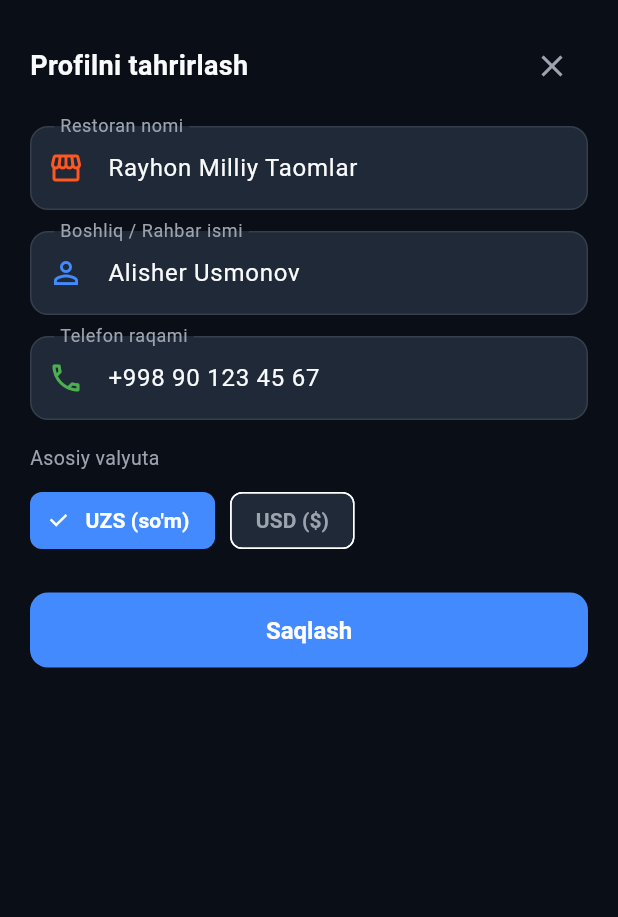
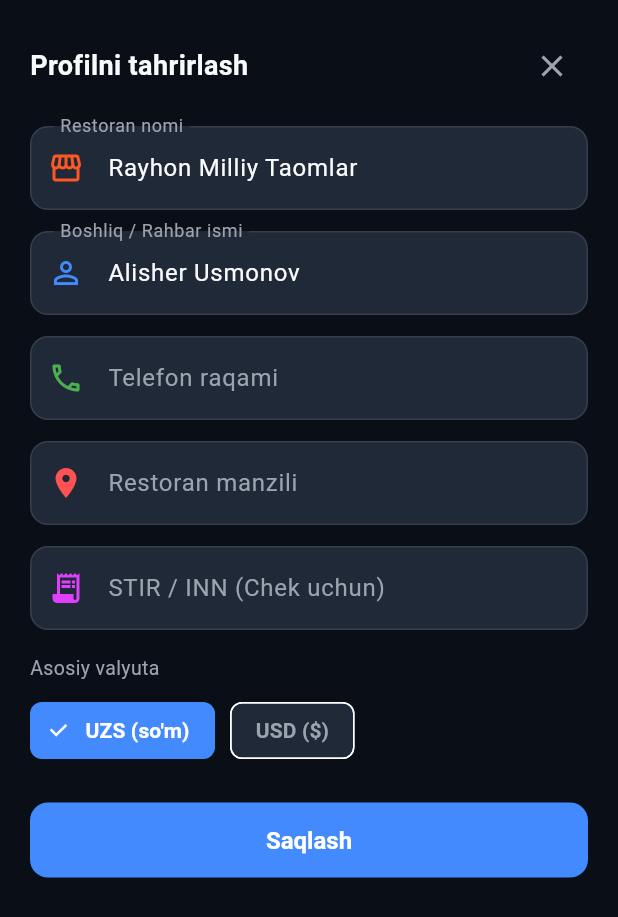
Before and after one commit to asror-vip/cheff-private, a Flutter app: the ProfileEditSheet widget shown alone on an empty page, opened directly, on a phone screen of 412 x 824 dp. Shown: the top 917 px of the screen. Run offline on Flutter 3.47's test engine with Material 3 defaults, Android fonts, the phone set to English and light mode, and no system bars; our stand-ins replace badges, easy_localization, file_picker, flutter_dotenv, image_picker, qr_flutter and 5 more; missing offline and left inert: blue_thermal_printer, esc_pos_utils_plus, excel; accounts and stored records are empty; project files that could hold a hidden picture were left out.

Commit message:
Enhance Profile Settings with Address, Phone, INN, and DB Sync

```diff
--- /dev/null
+++ b/fix_profile.dart
@@ -0,0 +1,28 @@
+import 'dart:io';
+
+void main() {
+  final file = File('lib/core/session/session_manager.dart');
+  var content = file.readAsStringSync();
+
+  content = content.replaceAll(
+    'void updateBossProfile({\n    String? name,\n    String? restaurantName,\n    String? restaurantId,\n  }) {\n    _bossProfile = BossProfile(',
+    'void updateBossProfile({\n    String? name,\n    String? restaurantName,\n    String? restaurantId,\n    String? address,\n    String? phone,\n    String? inn,\n  }) {\n    _bossProfile = BossProfile(\n      address: address ?? _bossProfile.address,\n      phone: phone ?? _bossProfile.phone,\n      inn: inn ?? _bossProfile.inn,'
+  );
+
+  content = content.replaceAll(
+    'await prefs.setString(\\'chefcontrol_rest_name\\', _bossProfile.restaurantName);\n      await prefs.setString(\\'chefcontrol_rest_id\\', _bossProfile.restaurantId);',
+    'await prefs.setString(\\'chefcontrol_rest_name\\', _bossProfile.restaurantName);\n      await prefs.setString(\\'chefcontrol_rest_id\\', _bossProfile.restaurantId);\n      await prefs.setString(\\'chefcontrol_rest_address\\', _bossProfile.address);\n      await prefs.setString(\\'chefcontrol_rest_phone\\', _bossProfile.phone);\n      await prefs.setString(\\'chefcontrol_rest_inn\\', _bossProfile.inn);'
+  );
+
+  content = content.replaceAll(
+    'restaurantName: savedRestName ?? \\'Milliy Taomlar\\',\n        restaurantId: savedRestId ?? SupabaseService.currentRestaurantId,\n      );',
+    'restaurantName: savedRestName ?? \\'Milliy Taomlar\\',\n        restaurantId: savedRestId ?? SupabaseService.currentRestaurantId,\n        address: prefs.getString(\\'chefcontrol_rest_address\\') ?? \\'\\',\n        phone: prefs.getString(\\'chefcontrol_rest_phone\\') ?? \\'\\',\n        inn: prefs.getString(\\'chefcontrol_rest_inn\\') ?? \\'\\',\n      );'
+  );
+
+  content = content.replaceAll(
+    'client.from(\\'restaurants\\').upsert({\n        \\'id\\': _bossProfile.restaurantId,\n        \\'name\\': _bossProfile.restaurantName,\n      })',
+    'client.from(\\'restaurants\\').upsert({\n        \\'id\\': _bossProfile.restaurantId,\n        \\'name\\': _bossProfile.restaurantName,\n        \\'address\\': _bossProfile.address,\n        \\'phone\\': _bossProfile.phone,\n        \\'inn\\': _bossProfile.inn,\n      })'
+  );
+
+  file.writeAsStringSync(content);
+}
--- a/lib/core/session/session_manager.dart
+++ b/lib/core/session/session_manager.dart
@@ -74,6 +74,9 @@ class BossProfile {
   final String roleTitle;
   final String restaurantName;
   final String restaurantId;
+  final String address;
+  final String phone;
+  final String inn;
 
   const BossProfile({
     required this.id,
@@ -81,6 +84,9 @@ class BossProfile {
     required this.roleTitle,
     required this.restaurantName,
     required this.restaurantId,
+    this.address = '',
+    this.phone = '',
+    this.inn = '',
   });
 }
 
@@ -180,6 +186,10 @@ class SessionManager extends ChangeNotifier {
       final bossName = prefs.getString('chefcontrol_boss_name');
       final restName = prefs.getString('chefcontrol_rest_name');
       final restId = prefs.getString('chefcontrol_rest_id');
+      final restAddress = prefs.getString('chefcontrol_rest_address');
+      final restPhone = prefs.getString('chefcontrol_rest_phone');
+      final restInn = prefs.getString('chefcontrol_rest_inn');
+
       if (bossName != null || restName != null || restId != null) {
         _bossProfile = BossProfile(
           id: _bossProfile.id,
@@ -187,6 +197,9 @@ class SessionManager extends ChangeNotifier {
           roleTitle: _bossProfile.roleTitle,
           restaurantName: restName ?? _bossProfile.restaurantName,
           restaurantId: restId ?? _bossProfile.restaurantId,
+          address: restAddress ?? _bossProfile.address,
+          phone: restPhone ?? _bossProfile.phone,
+          inn: restInn ?? _bossProfile.inn,
         );
       }
       final isLoggedInPref = prefs.getBool('chefcontrol_is_logged_in');
@@ -215,6 +228,9 @@ class SessionManager extends ChangeNotifier {
       await prefs.setString('chefcontrol_boss_name', _bossProfile.name);
       await prefs.setString('chefcontrol_rest_name', _bossProfile.restaurantName);
       await prefs.setString('chefcontrol_rest_id', _bossProfile.restaurantId);
+      await prefs.setString('chefcontrol_rest_address', _bossProfile.address);
+      await prefs.setString('chefcontrol_rest_phone', _bossProfile.phone);
+      await prefs.setString('chefcontrol_rest_inn', _bossProfile.inn);
     } catch (e) {
       debugPrint('Error saving boss: $e');
     }
@@ -241,6 +257,9 @@ class SessionManager extends ChangeNotifier {
       final client = Supabase.instance.client;
       client.from('restaurants').update({
         'name': _bossProfile.restaurantName,
+        'address': _bossProfile.address,
+        'phone': _bossProfile.phone,
+        'inn': _bossProfile.inn,
       }).eq('id', _bossProfile.restaurantId).catchError((e) {
         debugPrint('Supabase restaurant sync error: $e');
       });
@@ -357,6 +376,9 @@ class SessionManager extends ChangeNotifier {
     String? name,
     String? restaurantName,
     String? restaurantId,
+    String? address,
+    String? phone,
+    String? inn,
   }) {
     _bossProfile = BossProfile(
       id: _bossProfile.id,
@@ -364,6 +386,9 @@ class SessionManager extends ChangeNotifier {
       roleTitle: _bossProfile.roleTitle,
       restaurantName: restaurantName ?? _bossProfile.restaurantName,
       restaurantId: restaurantId ?? _bossProfile.restaurantId,
+      address: address ?? _bossProfile.address,
+      phone: phone ?? _bossProfile.phone,
+      inn: inn ?? _bossProfile.inn,
     );
     _saveBoss();
     _syncRestaurantToSupabase();
--- a/lib/features/settings/presentation/providers/settings_provider.dart
+++ b/lib/features/settings/presentation/providers/settings_provider.dart
@@ -95,6 +95,9 @@ class SettingsProvider with ChangeNotifier {
   bool updateProfile({
     required String name,
     required String restaurantName,
+    required String address,
+    required String phone,
+    required String inn,
   }) {
     final cleanName = name.trim();
     final cleanRestName = restaurantName.trim();
@@ -106,6 +109,9 @@ class SettingsProvider with ChangeNotifier {
     SessionManager().updateBossProfile(
       name: cleanName,
       restaurantName: cleanRestName,
+      address: address.trim(),
+      phone: phone.trim(),
+      inn: inn.trim(),
     );
 
     AuditService().logAction(
--- a/lib/features/settings/presentation/widgets/profile_edit_sheet.dart
+++ b/lib/features/settings/presentation/widgets/profile_edit_sheet.dart
@@ -28,6 +28,8 @@ class _ProfileEditSheetState extends State<ProfileEditSheet> {
   late final TextEditingController _nameController;
   late final TextEditingController _restNameController;
   late final TextEditingController _phoneController;
+  late final TextEditingController _addressController;
+  late final TextEditingController _innController;
   String _selectedCurrency = 'UZS';
 
   @override
@@ -36,7 +38,9 @@ class _ProfileEditSheetState extends State<ProfileEditSheet> {
     final boss = SessionManager().bossProfile;
     _nameController = TextEditingController(text: boss.name);
     _restNameController = TextEditingController(text: boss.restaurantName);
-    _phoneController = TextEditingController(text: '+998 90 123 45 67');
+    _phoneController = TextEditingController(text: boss.phone);
+    _addressController = TextEditingController(text: boss.address);
+    _innController = TextEditingController(text: boss.inn);
   }
 
   @override
@@ -44,6 +48,8 @@ class _ProfileEditSheetState extends State<ProfileEditSheet> {
     _nameController.dispose();
     _restNameController.dispose();
     _phoneController.dispose();
+    _addressController.dispose();
+    _innController.dispose();
     super.dispose();
   }
 
@@ -51,6 +57,9 @@ class _ProfileEditSheetState extends State<ProfileEditSheet> {
     final success = SettingsProvider().updateProfile(
       name: _nameController.text,
       restaurantName: _restNameController.text,
+      address: _addressController.text,
+      phone: _phoneController.text,
+      inn: _innController.text,
     );
 
     if (success) {
@@ -144,6 +153,43 @@ class _ProfileEditSheetState extends State<ProfileEditSheet> {
               ),
             ),
           ),
+          const SizedBox(height: 14),
+          TextField(
+            controller: _addressController,
+            style: const TextStyle(color: AppColors.textPrimary),
+            decoration: InputDecoration(
+              labelText: 'Restoran manzili',
+              labelStyle: const TextStyle(color: AppColors.textSecondary),
+              prefixIcon: const Icon(Icons.location_on, color: Colors.redAccent),
+              enabledBorder: OutlineInputBorder(
+                borderRadius: BorderRadius.circular(12),
+                borderSide: const BorderSide(color: Colors.white10),
+              ),
+              focusedBorder: OutlineInputBorder(
+                borderRadius: BorderRadius.circular(12),
+                borderSide: const BorderSide(color: Colors.blueAccent),
+              ),
+            ),
+          ),
+          const SizedBox(height: 14),
+          TextField(
+            controller: _innController,
+            keyboardType: TextInputType.number,
+            style: const TextStyle(color: AppColors.textPrimary),
+            decoration: InputDecoration(
+              labelText: 'STIR / INN (Chek uchun)',
+              labelStyle: const TextStyle(color: AppColors.textSecondary),
+              prefixIcon: const Icon(Icons.receipt_long, color: Colors.purpleAccent),
+              enabledBorder: OutlineInputBorder(
+                borderRadius: BorderRadius.circular(12),
+                borderSide: const BorderSide(color: Colors.white10),
+              ),
+              focusedBorder: OutlineInputBorder(
+                borderRadius: BorderRadius.circular(12),
+                borderSide: const BorderSide(color: Colors.blueAccent),
+              ),
+            ),
+          ),
           const SizedBox(height: 16),
           Text(
             'settings.currency'.tr(),
```
Also changed, not shown: 2 other files.
